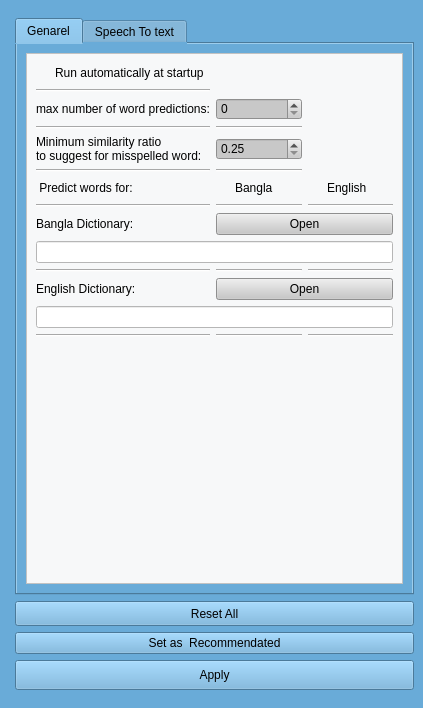
Qt form Uis/Options.ui (nabil-bot/kontho-2023) before a commit.
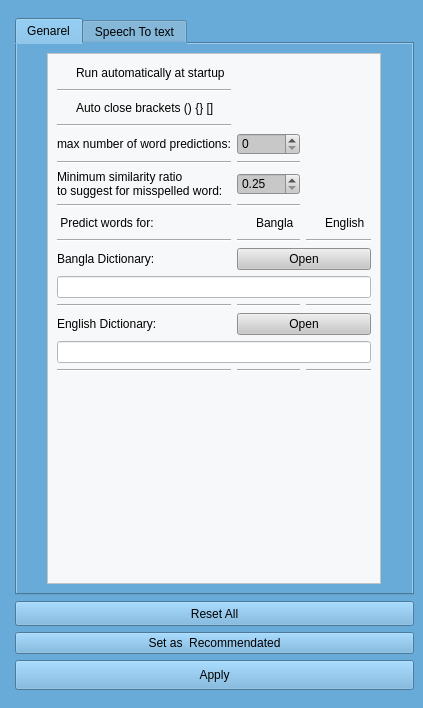
The same form after that commit. Icons and pictures are not drawn.

Patch:
```diff
--- a/Uis/Options.ui
+++ b/Uis/Options.ui
@@ -103,7 +103,7 @@
         <string>Genarel</string>
        </attribute>
        <layout class="QGridLayout" name="gridLayout_4">
-        <item row="0" column="0" colspan="3">
+        <item row="0" column="1">
          <widget class="QFrame" name="frame">
           <property name="styleSheet">
            <string notr="true">QFrame{	
@@ -157,87 +157,77 @@
            <enum>QFrame::Raised</enum>
           </property>
           <layout class="QGridLayout" name="gridLayout_5">
-           <item row="1" column="0">
-            <widget class="Line" name="line_5">
+           <item row="10" column="1">
+            <widget class="Line" name="line_15">
              <property name="orientation">
               <enum>Qt::Horizontal</enum>
              </property>
             </widget>
            </item>
            <item row="2" column="0">
-            <widget class="QLabel" name="label_12">
+            <widget class="QCheckBox" name="checkBox_3">
              <property name="text">
-              <string>max number of word predictions:</string>
+              <string>Auto close brackets () {} []</string>
              </property>
             </widget>
            </item>
-           <item row="5" column="0">
+           <item row="8" column="0">
             <widget class="Line" name="line_7">
              <property name="orientation">
               <enum>Qt::Horizontal</enum>
              </property>
             </widget>
            </item>
-           <item row="2" column="1">
+           <item row="4" column="1">
             <widget class="QSpinBox" name="spinBox">
              <property name="maximum">
               <number>15</number>
              </property>
             </widget>
            </item>
-           <item row="5" column="1">
-            <widget class="Line" name="line_14">
+           <item row="3" column="0">
+            <widget class="Line" name="line_5">
              <property name="orientation">
               <enum>Qt::Horizontal</enum>
              </property>
             </widget>
            </item>
-           <item row="0" column="0" colspan="2">
-            <widget class="QCheckBox" name="RunAtAtartUpCheckBox">
+           <item row="4" column="0">
+            <widget class="QLabel" name="label_12">
              <property name="text">
-              <string>Run automatically at startup</string>
+              <string>max number of word predictions:</string>
              </property>
             </widget>
            </item>
-           <item row="6" column="0">
+           <item row="9" column="0">
             <widget class="QLabel" name="label_13">
              <property name="text">
               <string> Predict words for:</string>
              </property>
             </widget>
            </item>
-           <item row="7" column="2">
+           <item row="10" column="2">
             <widget class="Line" name="line_16">
              <property name="orientation">
               <enum>Qt::Horizontal</enum>
              </property>
             </widget>
            </item>
-           <item row="9" column="0" colspan="3">
-            <widget class="QLineEdit" name="lineEdit">
-             <property name="minimumSize">
-              <size>
-               <width>0</width>
-               <height>0</height>
-              </size>
-             </property>
-            </widget>
-           </item>
-           <item row="6" column="2">
-            <widget class="QCheckBox" name="checkBox_2">
+           <item row="0" column="0" colspan="2">
+            <widget class="QCheckBox" name="RunAtAtartUpCheckBox">
              <property name="text">
-              <string>English</string>
+              <string>Run automatically at startup</string>
              </property>
             </widget>
            </item>
-           <item row="10" column="0">
-            <widget class="Line" name="line_12">
+           <item row="8" column="1">
+            <widget class="Line" name="line_14">
              <property name="orientation">
               <enum>Qt::Horizontal</enum>
              </property>
             </widget>
            </item>
-           <item row="8" column="0">
+           <item row="11" column="0">
             <widget class="QLabel" name="label_14">
              <property name="maximumSize">
               <size>
@@ -250,66 +240,104 @@
              </property>
             </widget>
            </item>
-           <item row="8" column="1" colspan="2">
+           <item row="9" column="2">
+            <widget class="QCheckBox" name="checkBox_2">
+             <property name="text">
+              <string>English</string>
+             </property>
+            </widget>
+           </item>
+           <item row="12" column="0" colspan="3">
+            <widget class="QLineEdit" name="lineEdit">
+             <property name="minimumSize">
+              <size>
+               <width>0</width>
+               <height>0</height>
+              </size>
+             </property>
+            </widget>
+           </item>
+           <item row="13" column="0">
+            <widget class="Line" name="line_12">
+             <property name="orientation">
+              <enum>Qt::Horizontal</enum>
+             </property>
+            </widget>
+           </item>
+           <item row="11" column="1" colspan="2">
             <widget class="QPushButton" name="pushButton">
              <property name="text">
               <string>Open</string>
              </property>
             </widget>
            </item>
-           <item row="6" column="1">
+           <item row="10" column="0">
+            <widget class="Line" name="line_8">
+             <property name="orientation">
+              <enum>Qt::Horizontal</enum>
+             </property>
+            </widget>
+           </item>
+           <item row="9" column="1">
             <widget class="QCheckBox" name="checkBox">
              <property name="text">
               <string>Bangla</string>
              </property>
             </widget>
            </item>
-           <item row="7" column="0">
-            <widget class="Line" name="line_8">
-             <property name="orientation">
-              <enum>Qt::Horizontal</enum>
+           <item row="14" column="1" colspan="2">
+            <widget class="QPushButton" name="pushButton_2">
+             <property name="text">
+              <string>Open</string>
              </property>
             </widget>
            </item>
-           <item row="7" column="1">
-            <widget class="Line" name="line_15">
+           <item row="13" column="1">
+            <widget class="Line" name="line_17">
              <property name="orientation">
               <enum>Qt::Horizontal</enum>
              </property>
             </widget>
            </item>
-           <item row="11" column="0">
+           <item row="14" column="0">
             <widget class="QLabel" name="label_15">
              <property name="text">
               <string>English Dictionary:</string>
              </property>
             </widget>
            </item>
-           <item row="11" column="1" colspan="2">
-            <widget class="QPushButton" name="pushButton_2">
-             <property name="text">
-              <string>Open</string>
-             </property>
-            </widget>
-           </item>
-           <item row="10" column="2">
+           <item row="13" column="2">
             <widget class="Line" name="line_18">
              <property name="orientation">
               <enum>Qt::Horizontal</enum>
              </property>
             </widget>
            </item>
-           <item row="10" column="1">
-            <widget class="Line" name="line_17">
-             <property name="orientation">
-              <enum>Qt::Horizontal</enum>
-             </property>
-            </widget>
-           </item>
-           <item row="12" column="0" colspan="3">
+           <item row="15" column="0" colspan="3">
             <widget class="QLineEdit" name="lineEdit_2"/>
            </item>
-           <item row="14" column="0">
+           <item row="16" column="2">
+            <widget class="Line" name="line_20">
+             <property name="orientation">
+              <enum>Qt::Horizontal</enum>
+             </property>
+            </widget>
+           </item>
+           <item row="16" column="0">
+            <widget class="Line" name="line_13">
+             <property name="orientation">
+              <enum>Qt::Horizontal</enum>
+             </property>
+            </widget>
+           </item>
+           <item row="16" column="1">
+            <widget class="Line" name="line_19">
+             <property name="orientation">
+              <enum>Qt::Horizontal</enum>
+             </property>
+            </widget>
+           </item>
+           <item row="17" column="0">
             <spacer name="verticalSpacer">
              <property name="orientation">
               <enum>Qt::Vertical</enum>
@@ -322,28 +350,21 @@
              </property>
             </spacer>
            </item>
-           <item row="13" column="2">
-            <widget class="Line" name="line_20">
+           <item row="5" column="0">
+            <widget class="Line" name="line_21">
              <property name="orientation">
               <enum>Qt::Horizontal</enum>
              </property>
             </widget>
            </item>
-           <item row="13" column="0">
-            <widget class="Line" name="line_13">
+           <item row="5" column="1">
+            <widget class="Line" name="line_22">
              <property name="orientation">
               <enum>Qt::Horizontal</enum>
              </property>
             </widget>
            </item>
-           <item row="13" column="1">
-            <widget class="Line" name="line_19">
-             <property name="orientation">
-              <enum>Qt::Horizontal</enum>
-             </property>
-            </widget>
-           </item>
-           <item row="4" column="0">
+           <item row="6" column="0">
             <widget class="QLabel" name="label_16">
              <property name="text">
               <string>Minimum similarity ratio
@@ -351,21 +372,7 @@
              </property>
             </widget>
            </item>
-           <item row="3" column="0">
-            <widget class="Line" name="line_21">
-             <property name="orientation">
-              <enum>Qt::Horizontal</enum>
-             </property>
-            </widget>
-           </item>
-           <item row="3" column="1">
-            <widget class="Line" name="line_22">
-             <property name="orientation">
-              <enum>Qt::Horizontal</enum>
-             </property>
-            </widget>
-           </item>
-           <item row="4" column="1">
+           <item row="6" column="1">
             <widget class="QDoubleSpinBox" name="doubleSpinBox">
              <property name="minimum">
               <double>0.250000000000000</double>
@@ -378,9 +385,42 @@
              </property>
             </widget>
            </item>
+           <item row="1" column="0">
+            <widget class="Line" name="line_23">
+             <property name="orientation">
+              <enum>Qt::Horizontal</enum>
+             </property>
+            </widget>
+           </item>
           </layout>
          </widget>
         </item>
+        <item row="0" column="2">
+         <spacer name="horizontalSpacer">
+          <property name="orientation">
+           <enum>Qt::Horizontal</enum>
+          </property>
+          <property name="sizeHint" stdset="0">
+           <size>
+            <width>40</width>
+            <height>20</height>
+           </size>
+          </property>
+         </spacer>
+        </item>
+        <item row="0" column="0">
+         <spacer name="horizontalSpacer_2">
+          <property name="orientation">
+           <enum>Qt::Horizontal</enum>
+          </property>
+          <property name="sizeHint" stdset="0">
+           <size>
+            <width>40</width>
+            <height>20</height>
+           </size>
+          </property>
+         </spacer>
+        </item>
        </layout>
       </widget>
       <widget class="QWidget" name="tab_2">
```
